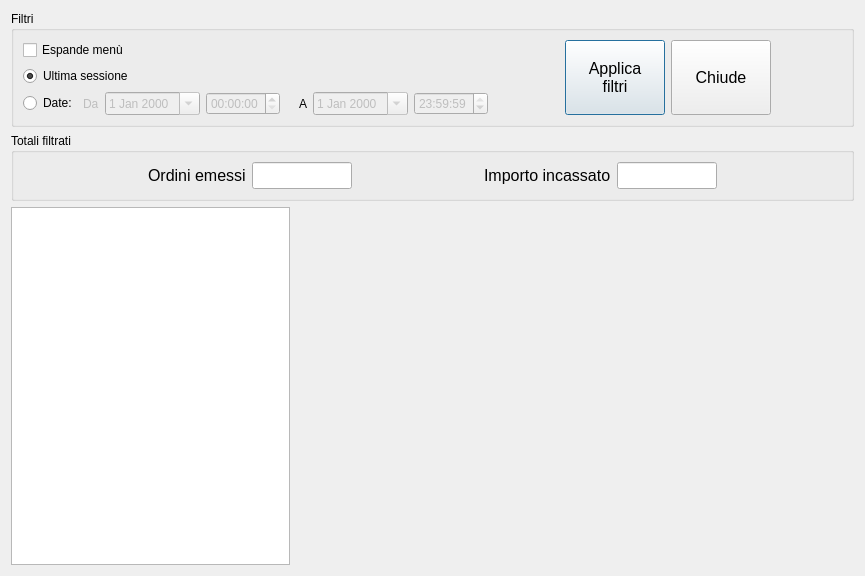
First picture: the form in src/statsform.ui, repository mtonin/gestcassa, before the edit.
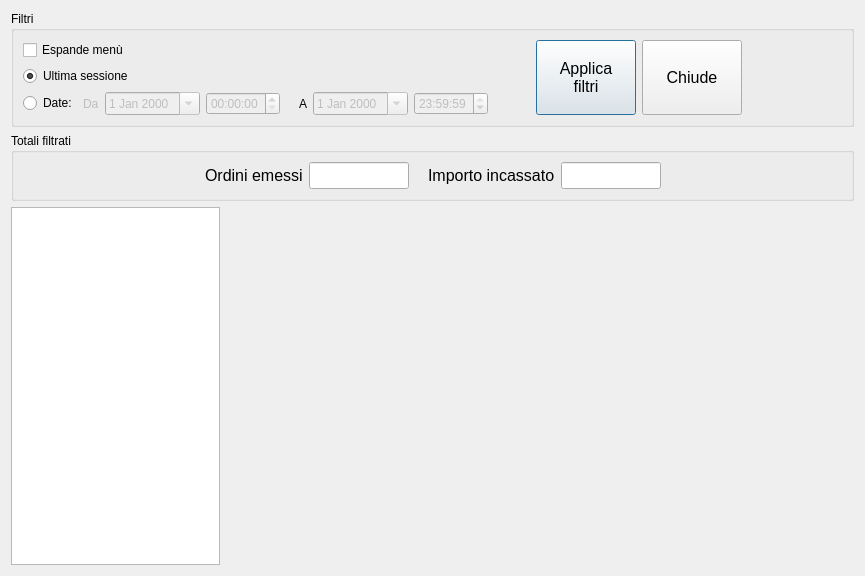
Second picture: the form after the edit. Custom widgets are drawn as their Qt base class.

Commit message: - modifiche a dialog delle statistiche

What changed in the file:
```diff
--- a/src/statsform.ui
+++ b/src/statsform.ui
@@ -27,7 +27,7 @@
      </property>
      <layout class="QHBoxLayout" name="horizontalLayout_7">
       <item>
-       <layout class="QHBoxLayout" name="horizontalLayout_5">
+       <layout class="QHBoxLayout" name="horizontalLayout_5" stretch="0,1,0,0,0">
         <item>
          <layout class="QVBoxLayout" name="verticalLayout_3">
           <item>
@@ -239,7 +239,7 @@
      <property name="title">
       <string>Totali filtrati</string>
      </property>
-     <layout class="QHBoxLayout" name="horizontalLayout_3">
+     <layout class="QHBoxLayout" name="horizontalLayout_3" stretch="1,0,0,0,0,0,1">
       <item>
        <spacer name="horizontalSpacer_9">
         <property name="orientation">
@@ -362,7 +362,7 @@
     </widget>
    </item>
    <item>
-    <layout class="QHBoxLayout" name="horizontalLayout_2">
+    <layout class="QHBoxLayout" name="horizontalLayout_2" stretch="0,3">
      <item>
       <widget class="QTableView" name="statsView">
        <property name="sizePolicy">
```
The commit also changes 4 other files.
